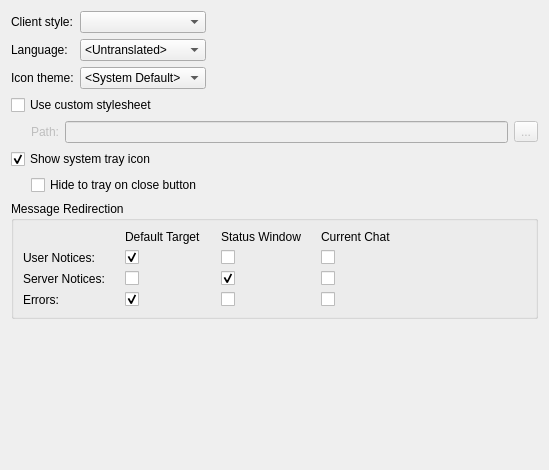
Before: the Qt Designer form src/qtui/settingspages/appearancesettingspage.ui in quassel/quassel, drawn with Qt 5.
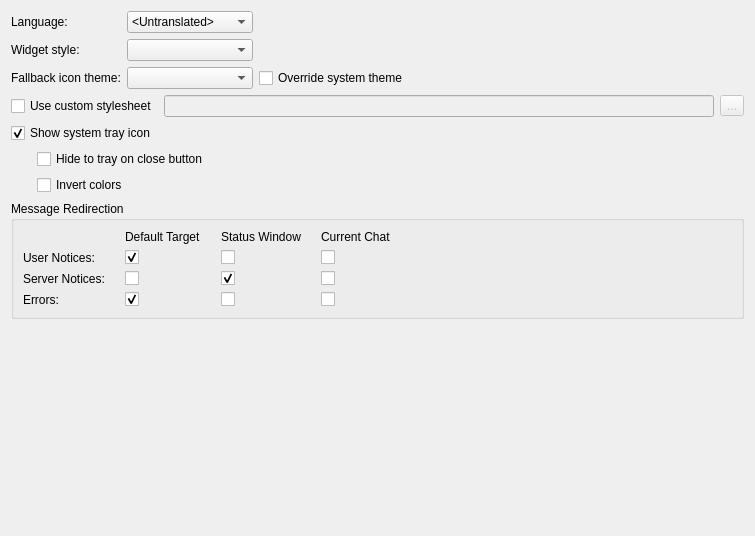
After: the same form once the commit is applied.

Commit message: qtui: Fix icon loading and improve icon theme support

```diff
--- a/src/qtui/settingspages/appearancesettingspage.ui
+++ b/src/qtui/settingspages/appearancesettingspage.ui
@@ -6,8 +6,8 @@
    <rect>
     <x>0</x>
     <y>0</y>
-    <width>549</width>
-    <height>470</height>
+    <width>755</width>
+    <height>536</height>
    </rect>
   </property>
   <property name="windowTitle">
@@ -17,27 +17,13 @@
    <item>
     <layout class="QGridLayout" name="gridLayout">
      <item row="0" column="0">
-      <widget class="QLabel" name="label_2">
-       <property name="text">
-        <string>Client style:</string>
-       </property>
-      </widget>
-     </item>
-     <item row="0" column="1">
-      <widget class="QComboBox" name="styleComboBox">
-       <property name="toolTip">
-        <string>Set application style</string>
-       </property>
-      </widget>
-     </item>
-     <item row="1" column="0">
       <widget class="QLabel" name="label_9">
        <property name="text">
         <string>Language:</string>
        </property>
       </widget>
      </item>
-     <item row="1" column="1">
+     <item row="0" column="1">
       <widget class="QComboBox" name="languageComboBox">
        <property name="toolTip">
         <string>Set the application language. Requires restart!</string>
@@ -54,7 +40,7 @@
        </item>
       </widget>
      </item>
-     <item row="1" column="2">
+     <item row="0" column="2">
       <spacer name="horizontalSpacer_3">
        <property name="orientation">
         <enum>Qt::Horizontal</enum>
@@ -67,10 +53,24 @@
        </property>
       </spacer>
      </item>
+     <item row="1" column="0">
+      <widget class="QLabel" name="label_2">
+       <property name="text">
+        <string>Widget style:</string>
+       </property>
+      </widget>
+     </item>
+     <item row="1" column="1">
+      <widget class="QComboBox" name="styleComboBox">
+       <property name="toolTip">
+        <string>Set application style</string>
+       </property>
+      </widget>
+     </item>
      <item row="2" column="0">
       <widget class="QLabel" name="iconthemeLabel">
        <property name="text">
-        <string>Icon theme:</string>
+        <string>Fallback icon theme:</string>
        </property>
       </widget>
      </item>
@@ -79,53 +79,41 @@
        <property name="toolTip">
         <string>Choose from the bundled icon themes! May need restart...</string>
        </property>
-       <item>
-        <property name="text">
-         <string>&lt;System Default&gt;</string>
-        </property>
-       </item>
+      </widget>
+     </item>
+     <item row="2" column="2">
+      <widget class="QCheckBox" name="overrideSystemIconTheme">
+       <property name="toolTip">
+        <string>&lt;html&gt;&lt;head/&gt;&lt;body&gt;&lt;p&gt;If enabled, uses the selected fallback icon theme instead of the configured system theme for all icons. Recommended if you want Quassel to have a consistent look-and-feel.&lt;/p&gt;&lt;/body&gt;&lt;/html&gt;</string>
+       </property>
+       <property name="text">
+        <string>Override system theme</string>
+       </property>
+       <property name="checked">
+        <bool>false</bool>
+       </property>
+       <property name="settingsKey" stdset="0">
+        <string notr="true">/UiStyle/Icons/OverrideSystemTheme</string>
+       </property>
+       <property name="defaultValue" stdset="0">
+        <bool>false</bool>
+       </property>
       </widget>
      </item>
     </layout>
    </item>
    <item>
-    <widget class="QCheckBox" name="useCustomStyleSheet">
-     <property name="text">
-      <string>Use custom stylesheet</string>
-     </property>
-     <property name="settingsKey" stdset="0">
-      <string notr="true">/UiStyle/UseCustomStyleSheet</string>
-     </property>
-     <property name="defaultValue" stdset="0">
-      <bool>false</bool>
-     </property>
-    </widget>
-   </item>
-   <item>
-    <layout class="QHBoxLayout" name="horizontalLayout_2">
+    <layout class="QHBoxLayout" name="horizontalLayout">
      <item>
-      <spacer name="horizontalSpacer">
-       <property name="orientation">
-        <enum>Qt::Horizontal</enum>
-       </property>
-       <property name="sizeType">
-        <enum>QSizePolicy::Fixed</enum>
-       </property>
-       <property name="sizeHint" stdset="0">
-        <size>
-         <width>20</width>
-         <height>20</height>
-        </size>
-       </property>
-      </spacer>
-     </item>
-     <item>
-      <widget class="QLabel" name="label">
-       <property name="enabled">
-        <bool>false</bool>
-       </property>
+      <widget class="QCheckBox" name="useCustomStyleSheet">
        <property name="text">
-        <string>Path:</string>
+        <string>Use custom stylesheet</string>
+       </property>
+       <property name="settingsKey" stdset="0">
+        <string notr="true">/UiStyle/UseCustomStyleSheet</string>
+       </property>
+       <property name="defaultValue" stdset="0">
+        <bool>false</bool>
        </property>
       </widget>
      </item>
@@ -163,26 +151,36 @@
      </item>
     </layout>
    </item>
-   <item>
-    <widget class="QCheckBox" name="useSystemTrayIcon">
-     <property name="text">
-      <string>Show system tray icon</string>
-     </property>
-     <property name="checked">
-      <bool>true</bool>
-     </property>
-     <property name="settingsKey" stdset="0">
-      <string notr="true">UseSystemTrayIcon</string>
-     </property>
-     <property name="defaultValue" stdset="0">
-      <bool>true</bool>
-     </property>
-    </widget>
-   </item>
    <item>
     <layout class="QGridLayout" name="gridLayout_3">
-     <item row="0" column="0">
-      <spacer name="horizontalSpacer_2">
+     <item row="2" column="1">
+      <widget class="QCheckBox" name="invertSystrayColors">
+       <property name="text">
+        <string>Invert colors</string>
+       </property>
+       <property name="settingsKey" stdset="0">
+        <string notr="true">/UiStyle/Icons/InvertTray</string>
+       </property>
+       <property name="defaultValue" stdset="0">
+        <bool>false</bool>
+       </property>
+      </widget>
+     </item>
+     <item row="1" column="2">
+      <spacer name="horizontalSpacer">
+       <property name="orientation">
+        <enum>Qt::Horizontal</enum>
+       </property>
+       <property name="sizeHint" stdset="0">
+        <size>
+         <width>40</width>
+         <height>20</height>
+        </size>
+       </property>
+      </spacer>
+     </item>
+     <item row="2" column="0">
+      <spacer name="horizontalSpacer_6">
        <property name="orientation">
         <enum>Qt::Horizontal</enum>
        </property>
@@ -197,7 +195,7 @@
        </property>
       </spacer>
      </item>
-     <item row="0" column="1">
+     <item row="1" column="1">
       <widget class="QCheckBox" name="minimizeOnClose">
        <property name="text">
         <string>Hide to tray on close button</string>
@@ -210,6 +208,38 @@
        </property>
       </widget>
      </item>
+     <item row="1" column="0">
+      <spacer name="horizontalSpacer_2">
+       <property name="orientation">
+        <enum>Qt::Horizontal</enum>
+       </property>
+       <property name="sizeType">
+        <enum>QSizePolicy::Fixed</enum>
+       </property>
+       <property name="sizeHint" stdset="0">
+        <size>
+         <width>20</width>
+         <height>20</height>
+        </size>
+       </property>
+      </spacer>
+     </item>
+     <item row="0" column="0" colspan="2">
+      <widget class="QCheckBox" name="useSystemTrayIcon">
+       <property name="text">
+        <string>Show system tray icon</string>
+       </property>
+       <property name="checked">
+        <bool>true</bool>
+       </property>
+       <property name="settingsKey" stdset="0">
+        <string notr="true">UseSystemTrayIcon</string>
+       </property>
+       <property name="defaultValue" stdset="0">
+        <bool>true</bool>
+       </property>
+      </widget>
+     </item>
     </layout>
    </item>
    <item>
```
Left out of the diff: 81 changed lines with no effect on the pictures. The commit also changes 4 other files.
